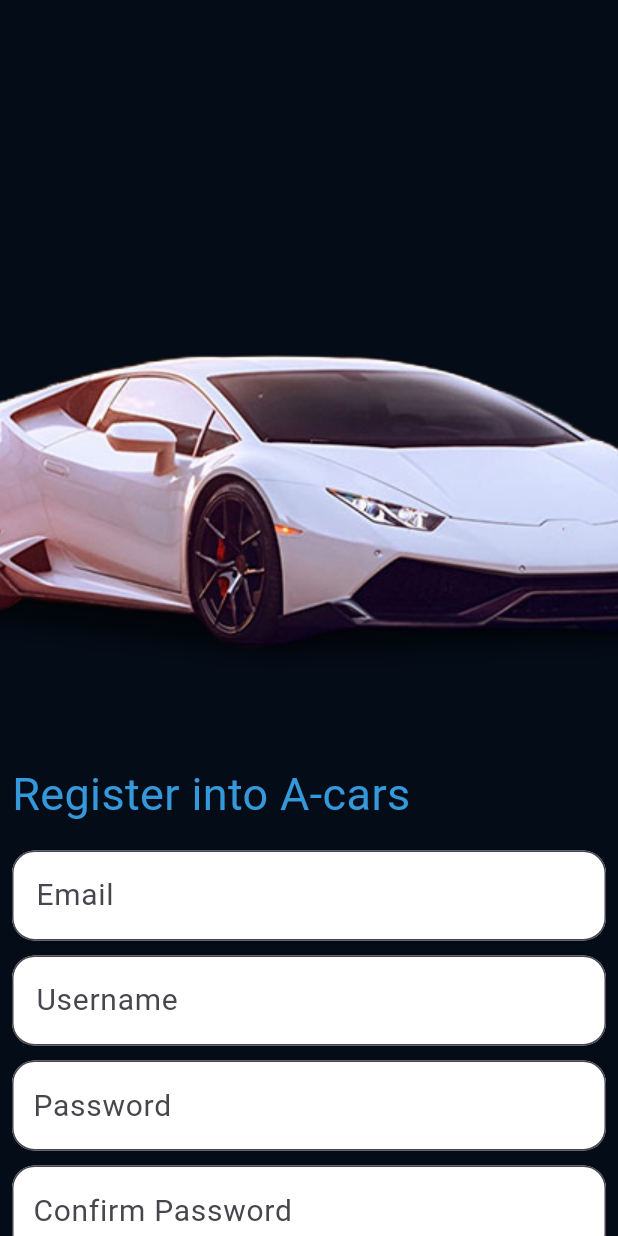
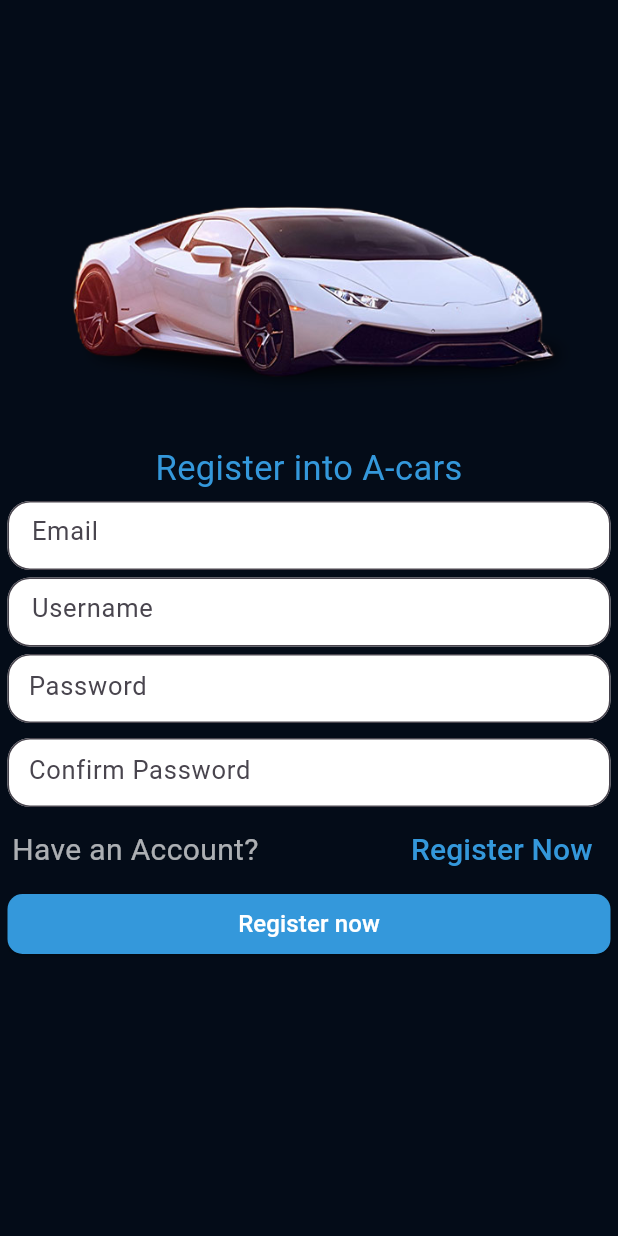
Before and after one commit to ayindequdus22/acars-mobile, a Flutter app: the screen it shows after launch, after a tap on "Login now", after a tap on "Register Now", on a phone screen of 412 x 824 dp. Run offline on Flutter 3.47's test engine with Material 3 defaults, Android fonts, the phone set to English and light mode, and no system bars; our stand-ins replace get; network calls fail.

Commit message:
completed both login and signup pages
Only the requests are remaining

```diff
--- /dev/null
+++ b/lib/controllers/auth_controller.dart
@@ -0,0 +1,52 @@
+import 'package:acars_mobile/utils/Api_Service.dart';
+import 'package:flutter/foundation.dart';
+import 'package:flutter/material.dart';
+import 'package:get/get.dart';
+
+class AuthController extends GetxController {
+  final ApiService apiService = ApiService();
+
+  Future<void> login(String username, String password) async {
+    try {
+      final response = await apiService.login(username, password);
+      if (response.statusCode == 200) {
+        // Handle successful login
+        if (kDebugMode) {
+          print("Login successful: ${response.body}");
+        }
+      } else {
+        // Handle login failure
+        if (kDebugMode) {
+          print("Login failed: ${response.statusText}");
+        }
+      }
+    } catch (e) {
+      // Handle error
+      print("Error during login: $e");
+    }
+  }
+  Future<void> register(String username,String email, String password) async {
+    try {
+      final response = await apiService.register(username,email, password);
+      if (response.statusCode == 200) {
+        // Handle successful login
+        print("Account created Successfully ${response.body}");
+      } else {
+        // Handle login failure
+
+        SnackBar(content: Text("Flagged an error: ${response.statusText}"));
+
+
+        // if (kDebugMode) {
+        // print(" ${response.body}");
+        //   print("Couldn't create Account ${response.statusText}");
+        // }
+      }
+    } catch (e) {
+      // Handle error
+      if (kDebugMode) {
+        print("Error during login: $e");
+      }
+    }
+  }
+}
--- a/lib/main.dart
+++ b/lib/main.dart
@@ -1,9 +1,12 @@
 import 'package:acars_mobile/constants/text.dart';
 import 'package:acars_mobile/screens/auth_pages/login_page.dart';
 import 'package:acars_mobile/screens/auth_pages/register_page.dart';
+import 'package:acars_mobile/utils/utils.dart';
 import 'package:flutter/material.dart';
 import 'package:get/get.dart';
-void main() {
+// import 'package:flutter_dotenv/flutter_dotenv.dart';
+Future<void> main() async {
+  //  await dotenv.load(fileName: ".env");
   runApp(const MyApp());
 }
 
@@ -13,6 +16,7 @@ class MyApp extends StatelessWidget {
   // This widget is the root of your application.
   @override
   Widget build(BuildContext context) {
+    screenHeightWidth();
     return GetMaterialApp(
       title: 'Flutter Demo',
       debugShowCheckedModeBanner: false,
@@ -39,9 +43,9 @@ class MyApp extends StatelessWidget {
       ),
       initialRoute: "/login",
       getPages: [
-       GetPage(name: "/", page:()=>const RegisterPage(),),
-       GetPage(name: "/login", page:()=>const LoginPage(),),
-       GetPage(name: "/register", page:()=>const RegisterPage(),),
+       GetPage(name: "/", page:()=>const RegisterPage(),transition: Transition.cupertinoDialog,transitionDuration: const Duration(seconds: 1)),
+       GetPage(name: "/login", page:()=>const LoginPage(),transition: Transition.cupertinoDialog,transitionDuration: const Duration(seconds: 1)),
+       GetPage(name: "/register", page:()=>const RegisterPage(),transition: Transition.cupertinoDialog,transitionDuration: const Duration(seconds: 1)),
       ],
 
     );
--- a/lib/screens/auth_pages/login_page.dart
+++ b/lib/screens/auth_pages/login_page.dart
@@ -1,10 +1,8 @@
-import 'dart:convert';
-
 import 'package:acars_mobile/constants/color.dart';
+import 'package:acars_mobile/controllers/auth_controller.dart';
+import 'package:acars_mobile/utils/utils.dart';
 import 'package:flutter/material.dart';
 import 'package:get/get.dart';
-import 'package:get/get_connect/http/src/utils/utils.dart';
-import 'package:http/http.dart';
 
 class LoginPage extends StatefulWidget {
   const LoginPage({super.key});
@@ -15,9 +13,12 @@ class LoginPage extends StatefulWidget {
 
 class _LoginPageState extends State<LoginPage> {
   bool obscureMe = true;
-  late final GlobalKey<FormState> formkey = GlobalKey<FormState>();
+  final AuthController authController = Get.put(AuthController());
+
+  final GlobalKey<FormState> formkey = GlobalKey<FormState>();
   late final TextEditingController emailController;
   late final TextEditingController passwordController;
+
   @override
   void initState() {
     super.initState();
@@ -32,25 +33,27 @@ class _LoginPageState extends State<LoginPage> {
     super.dispose();
   }
 
-//   final uri ="http://192.168.43.188:5000/hello";
-// void fetch() async{
-//   try {
-//     final response = await get(Uri.parse(uri));
-//  var me=  jsonDecode(response.body);
-//  print(me);
-//   } catch (e) {
-//     print(e);
-//   }
-// }
-  validateUser(String? value) {
-    if (value!.isEmpty) {
-      return "Username can not be Empty";
+  String? validateUser(String? value) {
+    if (value == null || value.isEmpty) {
+      return "Username cannot be empty";
     }
-    if(value.isEmail){
-return "Its an email";
+    if (!value.isEmail) {
+      return "Invalid email";
     }
-    print(value);
+    return null;
   }
+ String? validatePassword(String? value) {
+    if (value == null || value.isEmpty) {
+      return "Password cannot be empty";
+    }
+    if (value.length <8 || value.length >20) {
+      return "Password must have 8-20 characters";
+    }
+    return null;
+  }
+//  ScaffoldMessenger.of(context).showSnackBar(
+    //     SnackBar(content: Text("Flagged an error: ${response.statusText}")),
+    //   );
 
   @override
   Widget build(BuildContext context) {
@@ -64,65 +67,67 @@ return "Its an email";
             children: [
               Image.asset(
                 "assets/bg.png",
-                height: 500,
+     height: setHeight(600),
                 fit: BoxFit.cover,
               ),
-              const Text("Login into A-cars",
+               const Text(
+                "Login into A-cars",
                 style: TextStyle(
                   color: AppColors.primary,
                   fontSize: 30,
-                  )),
+                ),
+              ),
               Padding(
                 padding: const EdgeInsets.all(8.0),
                 child: Form(
                   key: formkey,
                   child: Column(
                     children: [
-                      SizedBox(
-                        height: 60,
-                        child: TextFormField(
-                          style: const TextStyle(fontSize: 20),
-                          validator: (value) =>   validateUser(value),
+                      TextFormField(
+                        controller: emailController,
+                        style:  TextStyle(fontSize: setHeight(20)),
+                        validator: validateUser,
                         decoration: InputDecoration(
                           hintText: "Email",
+                          contentPadding: const EdgeInsets.all(10),
                           fillColor: Colors.white,
                           filled: true,
                           border: OutlineInputBorder(
                               borderRadius: BorderRadius.circular(15)),
-                            hintStyle: const TextStyle(fontSize: 20.0),
+                          hintStyle:  TextStyle(fontSize: setHeight(30)),
                         ),
                       ),
-                      ),
-                      const SizedBox(height: 10),
-                      SizedBox(
-                        height: 60,
-                        child: TextFormField(
+                       SizedBox(height: setHeight(10)),
 
+                      TextFormField(
+                        controller: passwordController,
                         obscureText: obscureMe,
-                          style: const TextStyle(fontSize: 20),
+                        style:  TextStyle(fontSize: setHeight(20)),
                         obscuringCharacter: "*",
+                        validator: validatePassword,
                         decoration: InputDecoration(
-                            suffix: IconButton(
-                              onPressed: () {
+                          hintText: "Password",
+                          suffix:
+                          GestureDetector(
+                            onTap: () {
                               setState(() {
                                 obscureMe = !obscureMe;
                               });
                             },
-                              icon: Icon(obscureMe
+                            child: Icon(obscureMe
                                 ? Icons.visibility_off
                                 : Icons.visibility),
                           ),
-                            hintText: "Password",
+                          contentPadding: const EdgeInsets.all(10),
                           fillColor: Colors.white,
                           filled: true,
                           border: OutlineInputBorder(
-                              borderRadius: BorderRadius.circular(15),
-                            ),
-                            hintStyle: const TextStyle(fontSize: 20.0),
+                              borderRadius: BorderRadius.circular(15)),
+                          hintStyle:  TextStyle(fontSize: setHeight(30)),
                         ),
                       ),
-                      ),
-                      const SizedBox(height: 10),
+
+                       SizedBox(height: setHeight(10)),
                       Row(
                         mainAxisAlignment: MainAxisAlignment.spaceBetween,
                         children: [
@@ -157,10 +162,10 @@ return "Its an email";
                           ),
                         ],
                       ),
-                      const SizedBox(height: 10),
+                       SizedBox(height: setHeight(10)),
                       SizedBox(
                         width: double.infinity,
-                        height: 70,
+                        height: setHeight(70),
                         child: ElevatedButton(
                           style: ButtonStyle(
                             backgroundColor:
@@ -173,6 +178,7 @@ return "Its an email";
                           ),
                           onPressed: () {
                             if (formkey.currentState!.validate()) {
+                               authController.login(emailController.text, passwordController.text);
                               print("Herlo");
                             }
                           },
@@ -182,7 +188,7 @@ return "Its an email";
                           ),
                         ),
                       ),
-                      const SizedBox(height: 20),
+                       SizedBox(height: setHeight(20)),
                     ],
                   ),
                 ),
--- a/lib/screens/auth_pages/register_page.dart
+++ b/lib/screens/auth_pages/register_page.dart
@@ -1,4 +1,6 @@
 import 'package:acars_mobile/constants/color.dart';
+import 'package:acars_mobile/controllers/auth_controller.dart';
+import 'package:acars_mobile/utils/utils.dart';
 import 'package:flutter/material.dart';
 import 'package:get/get.dart';
 
@@ -12,7 +14,9 @@ class RegisterPage extends StatefulWidget {
 class _RegisterPageState extends State<RegisterPage> {
   bool obscureMe = true;
   bool obscurePassword = true;
+  final AuthController authController = Get.put(AuthController());
 
+  late final TextEditingController usernameController;
   late final TextEditingController emailController;
   late final TextEditingController passwordController;
 
@@ -20,6 +24,7 @@ class _RegisterPageState extends State<RegisterPage> {
   @override
   void initState() {
     super.initState();
+    usernameController = TextEditingController();
     emailController = TextEditingController();
     passwordController = TextEditingController();
     confirmpasswordController = TextEditingController();
@@ -28,6 +33,7 @@ class _RegisterPageState extends State<RegisterPage> {
   @override
   void dispose() {
     emailController.dispose();
+    usernameController.dispose();
     passwordController.dispose();
     confirmpasswordController.dispose();
     super.dispose();
@@ -36,65 +42,73 @@ class _RegisterPageState extends State<RegisterPage> {
   @override
   Widget build(BuildContext context) {
     return Scaffold(
-      body: Container(
-        height: double.infinity,
+        body: SafeArea(
           child: SingleChildScrollView(
+                padding: EdgeInsets.zero,
                 child: Column(
-            mainAxisAlignment: MainAxisAlignment.start,
-            crossAxisAlignment: CrossAxisAlignment.start,
           children: [
             Image.asset(
               "assets/bg.png",
-                height: 500,
+              height: setHeight(500),
               fit: BoxFit.cover,
             ),
-           const   Padding(
-                padding:  EdgeInsets.all(8.0),
-                child:  Text("Register into A-cars",
+            Padding(
+              padding: EdgeInsets.all(
+                setHeight(10),
+              ),
+              child: Column(
+                children: [
+                  Text("Register into A-cars",
                       style: TextStyle(
                         color: AppColors.primary,
-                      fontSize: 30,
+                        fontSize: setHeight(40),
                       )),
+                  SizedBox(
+                    height: setHeight(10),
                   ),
-              Padding(
-                padding: const EdgeInsets.all(8.0),
-                child: Column(
+                  Column(
                     children: [
                       SizedBox(
-                      height: 60,
-                      child: TextFormField(
-                        style: const TextStyle(fontSize: 20),
+                        height: setHeight(80),
+                        child: TextFormField(controller: emailController,
+                          style: TextStyle(
+                            fontSize: setHeight(30),
+                          ),
                           decoration: InputDecoration(
                             hintText: "Email",
                             fillColor: Colors.white,
                             filled: true,
                             border: OutlineInputBorder(
                                 borderRadius: BorderRadius.circular(15)),
-                          hintStyle: const TextStyle(fontSize: 20.0),
+                            hintStyle: TextStyle(
+                              fontSize: setHeight(30),
                             ),
                           ),
                         ),
-                    const SizedBox(height: 10),
+                      ),
+                      SizedBox(height: setHeight(10)),
                       SizedBox(
-                      height: 60,
-                      child: TextFormField(
-                        style: const TextStyle(fontSize: 20),
+                        height: setHeight(80),
+                        child: TextFormField(controller: usernameController,
+                          style: TextStyle(fontSize: setHeight(30)),
                           decoration: InputDecoration(
                             hintText: "Username",
                             fillColor: Colors.white,
                             filled: true,
                             border: OutlineInputBorder(
                                 borderRadius: BorderRadius.circular(15)),
-                          hintStyle: const TextStyle(fontSize: 20.0),
+                            hintStyle: TextStyle(
+                              fontSize: setHeight(30),
                             ),
                           ),
                         ),
-                    const SizedBox(height: 10),
+                      ),
+                      SizedBox(height: setHeight(10)),
                       SizedBox(
-                      height: 60,
+                        height: setHeight(80),
                         child: TextFormField(
                           obscureText: obscureMe,
-                        style: const TextStyle(fontSize: 20),
+                          style: TextStyle(fontSize: setHeight(30)),controller: passwordController,
                           obscuringCharacter: "*",
                           decoration: InputDecoration(
                             contentPadding: const EdgeInsets.symmetric(
@@ -115,16 +129,16 @@ class _RegisterPageState extends State<RegisterPage> {
                             border: OutlineInputBorder(
                               borderRadius: BorderRadius.circular(15),
                             ),
-                          hintStyle: const TextStyle(fontSize: 20.0),
+                            hintStyle: TextStyle(fontSize: setHeight(30)),
                           ),
                         ),
                       ),
                       const SizedBox(height: 10),
                       SizedBox(
-                      height: 60,
-                      child: TextFormField(
+                        height: setHeight(80),
+                        child: TextFormField(controller: confirmpasswordController,
                           obscureText: obscurePassword,
-                        style: const TextStyle(fontSize: 20),
+                          style:  TextStyle(fontSize: setHeight(30)),
                           obscuringCharacter: "*",
                           decoration: InputDecoration(
                             contentPadding: const EdgeInsets.symmetric(
@@ -145,12 +159,11 @@ class _RegisterPageState extends State<RegisterPage> {
                             border: OutlineInputBorder(
                               borderRadius: BorderRadius.circular(15),
                             ),
-                          hintStyle: const TextStyle(fontSize: 20.0),
+                            hintStyle: TextStyle(fontSize: setHeight(30)),
                           ),
                         ),
                       ),
-
-                    const SizedBox(height: 10),
+                      SizedBox(height: setHeight(10)),
                       Row(
                         mainAxisAlignment: MainAxisAlignment.spaceBetween,
                         children: [
@@ -184,10 +197,10 @@ class _RegisterPageState extends State<RegisterPage> {
                           ),
                         ],
                       ),
-                    const SizedBox(height: 10),
+                      SizedBox(height: setHeight(10)),
                       SizedBox(
                         width: double.infinity,
-                      height: 70,
+                        height: setHeight(70),
                         child: ElevatedButton(
                           style: ButtonStyle(
                             backgroundColor:
@@ -199,22 +212,24 @@ class _RegisterPageState extends State<RegisterPage> {
                             ),
                           ),
                           onPressed: () {
-                          // fetch();
+                            authController.register(usernameController.text, emailController.text, passwordController.text);
                           },
-                        child: const Text(
-                          "Login now",
-                          style: TextStyle(color: Colors.white, fontSize: 25),
+                          child: Text(
+                            "Register now",
+                            style: TextStyle(
+                                color: Colors.white, fontSize: setHeight(28)),
                           ),
                         ),
                       ),
-                    const SizedBox(height: 20),
+                      SizedBox(height: setHeight(25)),
                     ],
                   ),
-              )
                 ],
               ),
             ),
+          ],
                 ),
-    );
+              ),
+        ));
   }
 }
--- /dev/null
+++ b/lib/utils/Api_Service.dart
@@ -0,0 +1,46 @@
+// ignore: file_names
+import 'package:get/get.dart';
+
+class ApiService extends GetConnect {
+  @override
+  void onInit() {
+    // Set the base URL for the HTTP client
+httpClient.baseUrl = 'https://acars-backend.vercel.app';
+
+    // Set the default content type for all requests
+    httpClient.defaultContentType = 'application/json';
+
+    // Add a request modifier to include additional headers
+    httpClient.addRequestModifier<void>((request) {
+      request.headers['Accept'] = 'application/json';
+      return request;
+    });
+
+    // Optionally, enable credentials
+    // httpClient.withCredentials = true;
+  }
+
+  // Define the login function to send a POST request
+  Future<Response> login(String email, String password) {
+    final data = {
+      "email": email,
+      "password": password
+    };
+    // 'https://acars-backend.vercel.app/api/auth/login'
+    return post("http://192.168.62.2:7000/api/auth/login"
+    , data);
+  }
+
+
+    // Define the login function to send a POST request
+
+  Future<Response> register(String username,String email, String password) {
+    final data = {
+      "email": email,
+      "password": password,
+      "username": username
+    };
+    // 'https://acars-backend.vercel.app/api/auth/register'
+    return post("http://192.168.62.2:7000/api/auth/register", data);
+  }
+}
--- /dev/null
+++ b/lib/utils/utils.dart
@@ -0,0 +1,30 @@
+import 'package:flutter/foundation.dart';
+import 'package:flutter/material.dart';
+
+var screen = PlatformDispatcher.instance.views.first.physicalSize /
+    PlatformDispatcher.instance.views.first.devicePixelRatio;
+
+int currentTab = 1;
+
+double setWidth(double w) {
+  double width = ((screen.width).toInt() / 430) * w;
+  dynamic tw = width.toInt();
+  width = tw.toDouble();
+  return width;
+}
+
+double setHeight(double h) {
+  double appb = AppBar().preferredSize.height;
+  dynamic pixel = ((screen.height).toInt() - appb) / 932;
+  dynamic th = (pixel * h).toInt();
+  double height = th.toDouble();
+  return height;
+}
+
+void screenHeightWidth() {
+  if(kDebugMode){
+      print("Screen height :: ${screen.height}");
+     print("Screen width :: ${screen.width}");
+  }
+
+}
--- a/pubspec.yaml
+++ b/pubspec.yaml
@@ -38,6 +38,7 @@ dependencies:
   get: ^4.6.6
   font_awesome_flutter: ^10.7.0
   http: ^1.2.1
+  flutter_dotenv: ^5.1.0
 
 dev_dependencies:
   flutter_test:
```
Also changed, not shown: pubspec.lock, 1 other file. Lines whose indentation alone changed are shown as unchanged.
